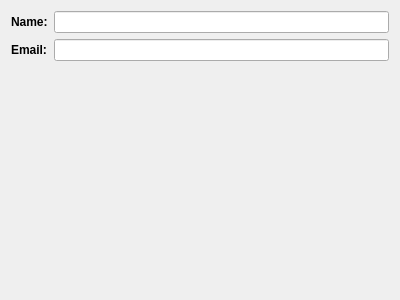
Before: the Qt Designer form src/plugins/support/PMRSupport/src/pmrsupportpreferenceswidget.ui in opencor/opencor, drawn with Qt 5.
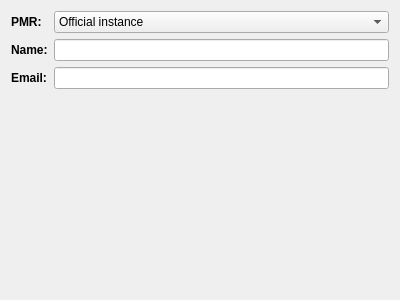
After: the same form once the commit is applied.

Commit message: PMR Workspaces window: some work on allowing the PMR instance to be set in user Preferences (#1069).

The edit to the form file:
```diff
--- a/src/plugins/support/PMRSupport/src/pmrsupportpreferenceswidget.ui
+++ b/src/plugins/support/PMRSupport/src/pmrsupportpreferenceswidget.ui
@@ -17,6 +17,39 @@
       <enum>QFormLayout::ExpandingFieldsGrow</enum>
      </property>
      <item row="0" column="0">
+      <widget class="QLabel" name="pmrLabel">
+       <property name="font">
+        <font>
+         <weight>75</weight>
+         <bold>true</bold>
+        </font>
+       </property>
+       <property name="text">
+        <string>PMR:</string>
+       </property>
+      </widget>
+     </item>
+     <item row="0" column="1">
+      <widget class="QComboBox" name="comboBox">
+       <property name="sizePolicy">
+        <sizepolicy hsizetype="Expanding" vsizetype="Fixed">
+         <horstretch>0</horstretch>
+         <verstretch>0</verstretch>
+        </sizepolicy>
+       </property>
+       <item>
+        <property name="text">
+         <string>Official instance</string>
+        </property>
+       </item>
+       <item>
+        <property name="text">
+         <string>Staging instance</string>
+        </property>
+       </item>
+      </widget>
+     </item>
+     <item row="1" column="0">
       <widget class="QLabel" name="nameLabel">
        <property name="font">
         <font>
@@ -29,10 +62,10 @@
        </property>
       </widget>
      </item>
-     <item row="0" column="1">
+     <item row="1" column="1">
       <widget class="QLineEdit" name="nameValue"/>
      </item>
-     <item row="1" column="0">
+     <item row="2" column="0">
       <widget class="QLabel" name="emailLabel">
        <property name="font">
         <font>
@@ -45,7 +78,7 @@
        </property>
       </widget>
      </item>
-     <item row="1" column="1">
+     <item row="2" column="1">
       <widget class="QLineEdit" name="emailValue"/>
      </item>
     </layout>
```
